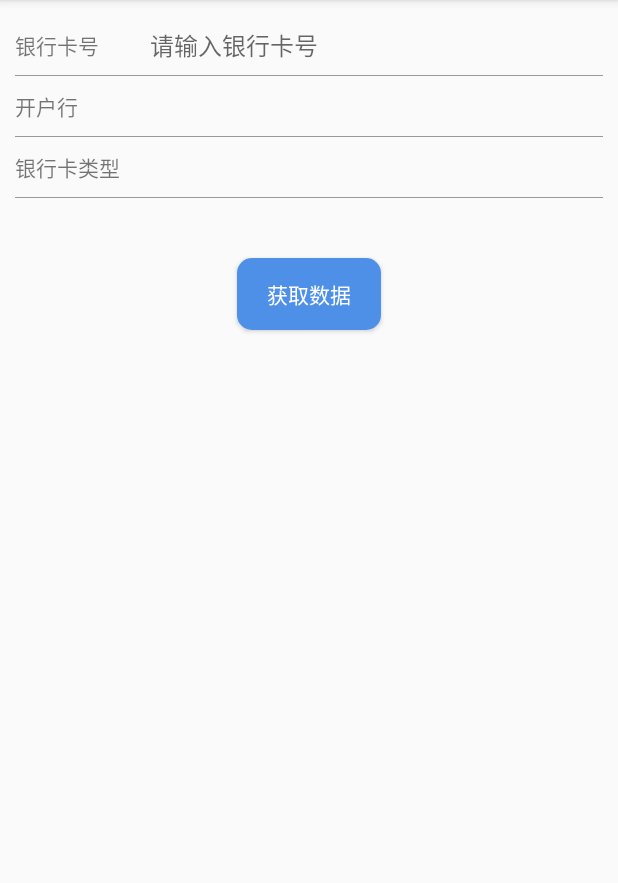
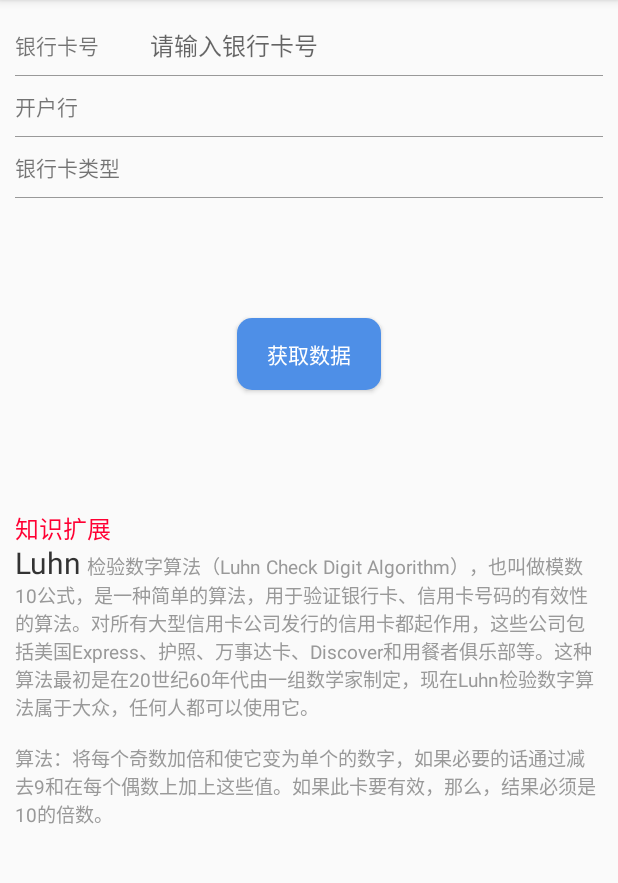
Before and after one commit to MardaWang0518/BankCardDemo, an Android app: the screen it shows after launch (MainActivity), on a phone screen of 412 x 824 dp, the part 84-967 px from its top. Run offline under Robolectric (Android 15) with nearby library versions, the phone set to English and light mode, and no system bars.

Commit message:
添加luhn相关知识点

```diff
--- a/app/src/main/java/com/card/mardawang/bankcarddemo/MainActivity.java
+++ b/app/src/main/java/com/card/mardawang/bankcarddemo/MainActivity.java
@@ -2,6 +2,7 @@ package com.card.mardawang.bankcarddemo;
 
 import android.os.Bundle;
 import android.support.v7.app.AppCompatActivity;
+import android.text.Html;
 import android.view.View;
 import android.widget.Button;
 import android.widget.EditText;
@@ -10,10 +11,16 @@ import android.widget.Toast;
 
 //根据银行卡号获取银行及银行卡类型
 public class MainActivity extends AppCompatActivity {
+    private String extra= "知识扩展"+"<br/>"+"<font color='#333333'><big>Luhn</big></font> <font color='#999999'><small>检验数字算法（Luhn Check Digit Algorithm），也叫做模数10公式，是一种简单的算法，用于" +
+            "验证银行卡、信用卡号码的有效性的算法。对所有大型信用卡公司发行的信用卡都起作用，这些公司包括美国Express、护照、" +
+            "万事达卡、Discover和用餐者俱乐部等。这种算法最初是在20世纪60年代由一组数学家制定，现在Luhn检验数字算法属于大众，" +
+            "任何人都可以使用它。<br/>" + "<br/>" +
+            "算法：将每个奇数加倍和使它变为单个的数字，如果必要的话通过减去9和在每个偶数上加上这些值。如果此卡要有效，那么，结果必须是10的倍数。</small></font>";
 
     private EditText et_cardnum;
     private TextView tv_bankname;
     private TextView tv_cardtype;
+    private TextView tv_extra;
     private String cardnum;
     private BankInfoBean bankinfobean;
     private Button btn_get;
@@ -29,8 +36,10 @@ public class MainActivity extends AppCompatActivity {
         et_cardnum = (EditText) findViewById(R.id.et_cardnum);
         tv_bankname = (TextView) findViewById(R.id.tv_bankname);
         tv_cardtype = (TextView) findViewById(R.id.tv_cardtype);
+        tv_extra = (TextView) findViewById(R.id.tv_extra);
         btn_get = (Button) findViewById(R.id.tv_get);
 
+        tv_extra.setText(Html.fromHtml(extra));
 
         btn_get.setOnClickListener(new View.OnClickListener() {
             @Override
--- a/app/src/main/res/layout/activity_main.xml
+++ b/app/src/main/res/layout/activity_main.xml
@@ -103,7 +103,7 @@
         android:id="@+id/tv_get"
         android:layout_width="wrap_content"
         android:layout_height="wrap_content"
-        android:layout_marginTop="40dp"
+        android:layout_marginTop="80dp"
         android:text="获取数据"
         android:textColor="#ffffff"
         android:textSize="14sp"
@@ -112,4 +112,13 @@
         android:background="@drawable/shape_btn"
         android:layout_gravity="center_horizontal"/>
 
+    <TextView
+        android:id="@+id/tv_extra"
+        android:layout_width="match_parent"
+        android:layout_height="wrap_content"
+        android:textColor="#ff0033"
+        android:textSize="16sp"
+        android:text="ddd"
+        android:layout_marginTop="80dp"/>
+
 </LinearLayout>
```
Also changed, not shown: 1 other file.
